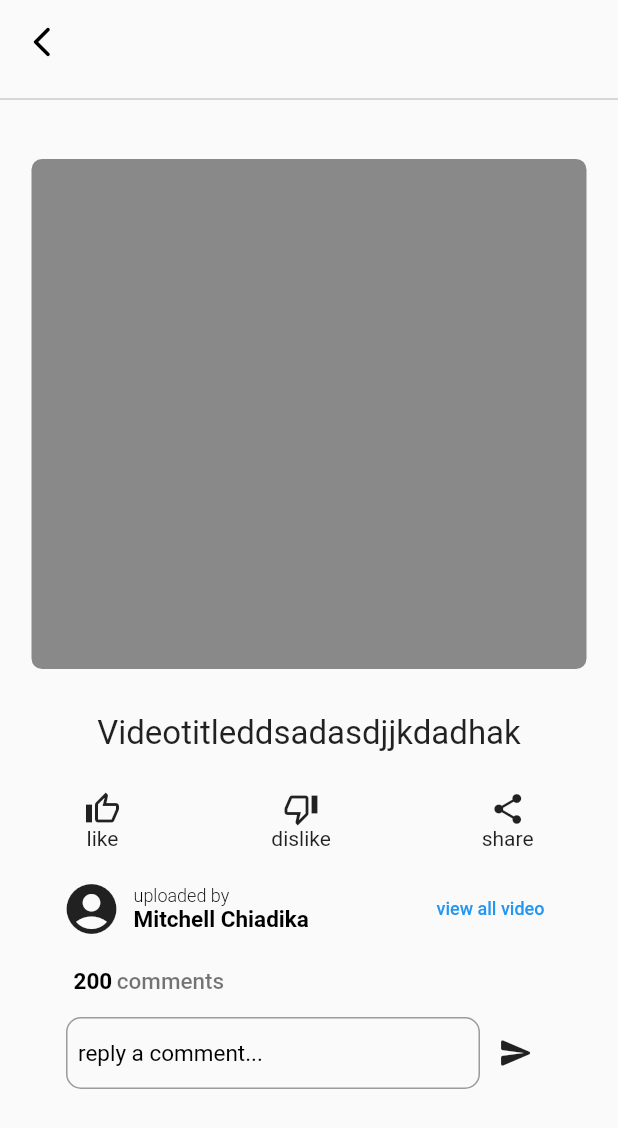
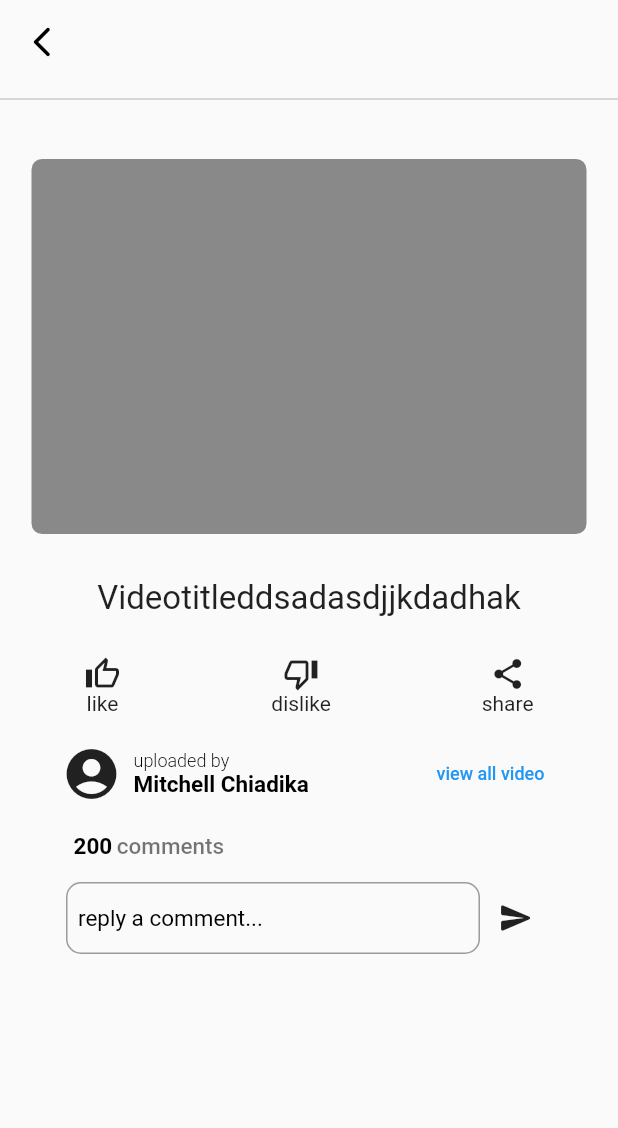
Before and after one commit to CodeTemplar99/video_app, a Flutter app: the VideoDetail screen opened directly, on a phone screen of 412 x 824 dp. Shown: the top 1128 px of the screen. Run offline on Flutter 3.47's test engine with Material 2 defaults, Android fonts, the phone set to English and light mode, and no system bars; missing offline and left inert: video_thumbnail.

Commit message:
fixes for andriod display

```diff
--- a/lib/screens/video_detail.dart
+++ b/lib/screens/video_detail.dart
@@ -37,6 +37,7 @@ class VideoDetail extends StatelessWidget {
             )),
       ),
       body: SafeArea(
+        child: SingleChildScrollView(
           child: Column(
             crossAxisAlignment: CrossAxisAlignment.center,
             children: [
@@ -47,13 +48,16 @@ class VideoDetail extends StatelessWidget {
               SizedBox(
                 height: 20,
               ),
-            SizedBox(
-              height: 340,
+              Padding(
+                padding: const EdgeInsets.symmetric(horizontal: 18.0),
+                child: SizedBox(
+                  height: 250,
                   width: 370,
                   child: DecoratedBox(
                     decoration: BoxDecoration(
                       color: Colors.black45,
                       borderRadius: BorderRadius.circular(7),
+                    ),
                   ),
                 ),
               ),
@@ -121,7 +125,8 @@ class VideoDetail extends StatelessWidget {
                               padding: EdgeInsets.only(left: 8.0),
                               child: Column(
                                 crossAxisAlignment: CrossAxisAlignment.start,
-                              mainAxisAlignment: MainAxisAlignment.spaceAround,
+                                mainAxisAlignment:
+                                    MainAxisAlignment.spaceAround,
                                 children: <Widget>[
                                   Text(
                                     'uploaded by',
@@ -230,7 +235,11 @@ class VideoDetail extends StatelessWidget {
                   ],
                 ),
               ),
+              Container(
+                height: 50,
+              )
             ],
+          ),
         ),
       ),
     );
```
Also changed, not shown: lib/components/custom_nav_bar.dart (+2 -5 lines), lib/home_screen.dart (+8 -5 lines), lib/screens/otp_screen.dart (+7 -4 lines). Lines whose indentation alone changed are shown as unchanged.
